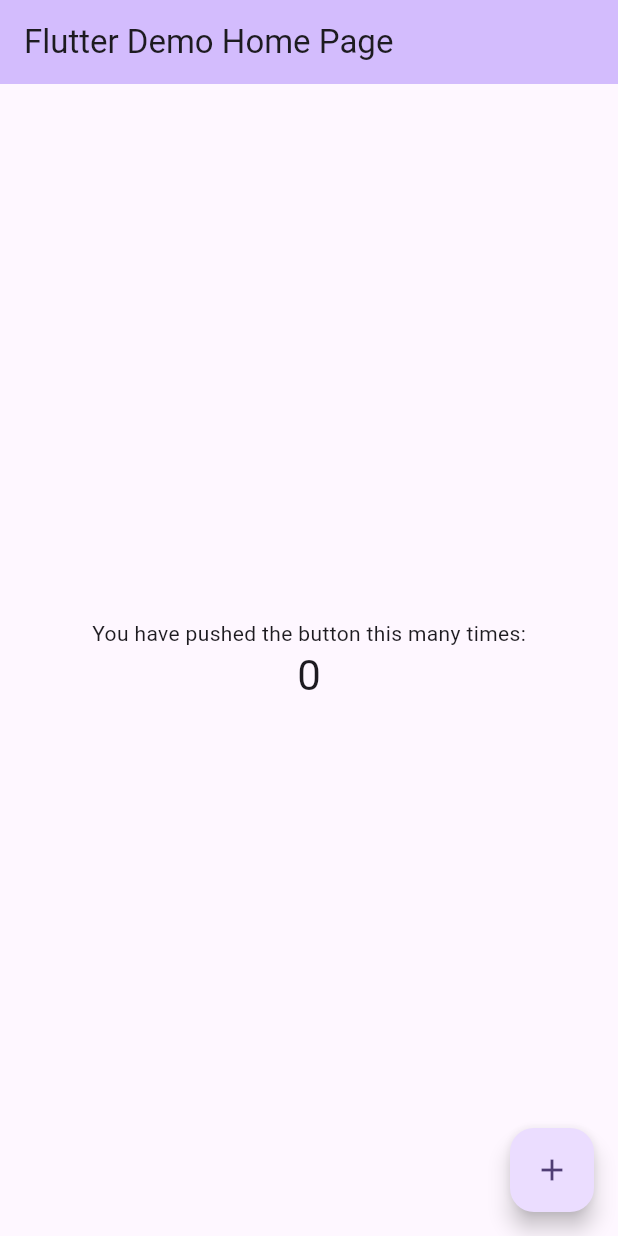
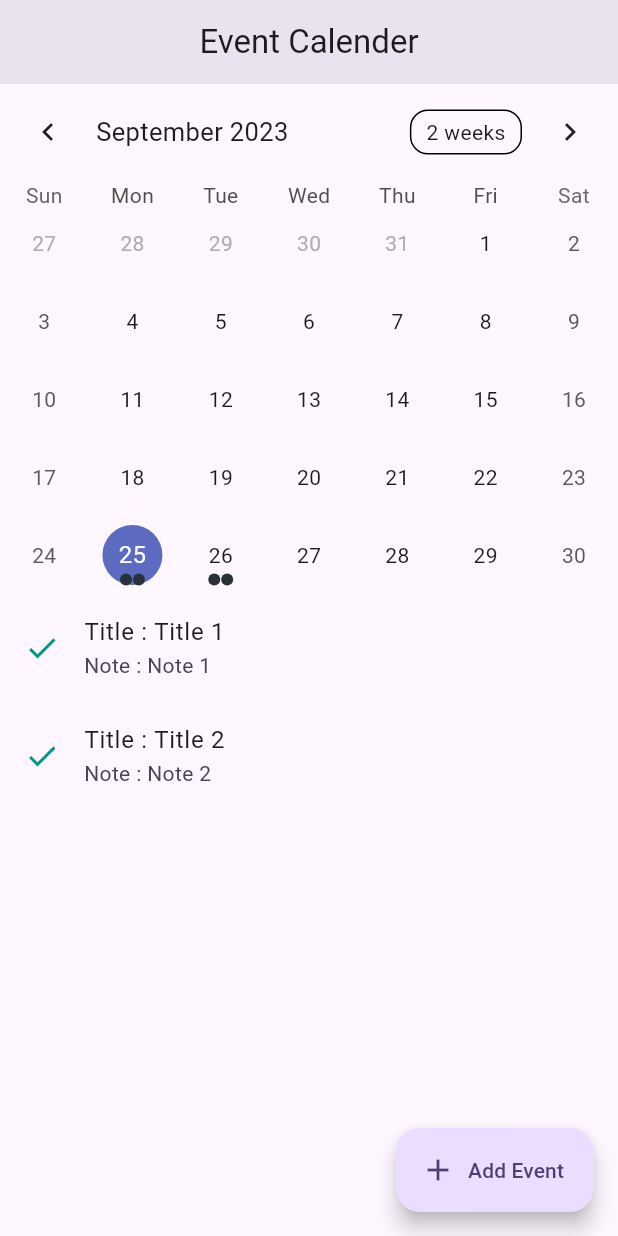
Before and after one commit to JayGandhi1709/event_calendar, a Flutter app: the screen it shows after launch, on a phone screen of 412 x 824 dp. Run offline on Flutter 3.47's test engine with Material 2 defaults, Android fonts, the phone set to English and light mode, and no system bars; drawn by our look-alikes of table_calendar.

Commit message:
first commit

```diff
--- a/lib/main.dart
+++ b/lib/main.dart
@@ -1,125 +1,6 @@
+import 'package:event_calendar/my_app.dart';
 import 'package:flutter/material.dart';
 
 void main() {
   runApp(const MyApp());
 }
-
-class MyApp extends StatelessWidget {
-  const MyApp({super.key});
-
-  // This widget is the root of your application.
-  @override
-  Widget build(BuildContext context) {
-    return MaterialApp(
-      title: 'Flutter Demo',
-      theme: ThemeData(
-        // This is the theme of your application.
-        //
-        // TRY THIS: Try running your application with "flutter run". You'll see
-        // the application has a blue toolbar. Then, without quitting the app,
-        // try changing the seedColor in the colorScheme below to Colors.green
-        // and then invoke "hot reload" (save your changes or press the "hot
-        // reload" button in a Flutter-supported IDE, or press "r" if you used
-        // the command line to start the app).
-        //
-        // Notice that the counter didn't reset back to zero; the application
-        // state is not lost during the reload. To reset the state, use hot
-        // restart instead.
-        //
-        // This works for code too, not just values: Most code changes can be
-        // tested with just a hot reload.
-        colorScheme: ColorScheme.fromSeed(seedColor: Colors.deepPurple),
-        useMaterial3: true,
-      ),
-      home: const MyHomePage(title: 'Flutter Demo Home Page'),
-    );
-  }
-}
-
-class MyHomePage extends StatefulWidget {
-  const MyHomePage({super.key, required this.title});
-
-  // This widget is the home page of your application. It is stateful, meaning
-  // that it has a State object (defined below) that contains fields that affect
-  // how it looks.
-
-  // This class is the configuration for the state. It holds the values (in this
-  // case the title) provided by the parent (in this case the App widget) and
-  // used by the build method of the State. Fields in a Widget subclass are
-  // always marked "final".
-
-  final String title;
-
-  @override
-  State<MyHomePage> createState() => _MyHomePageState();
-}
-
-class _MyHomePageState extends State<MyHomePage> {
-  int _counter = 0;
-
-  void _incrementCounter() {
-    setState(() {
-      // This call to setState tells the Flutter framework that something has
-      // changed in this State, which causes it to rerun the build method below
-      // so that the display can reflect the updated values. If we changed
-      // _counter without calling setState(), then the build method would not be
-      // called again, and so nothing would appear to happen.
-      _counter++;
-    });
-  }
-
-  @override
-  Widget build(BuildContext context) {
-    // This method is rerun every time setState is called, for instance as done
-    // by the _incrementCounter method above.
-    //
-    // The Flutter framework has been optimized to make rerunning build methods
-    // fast, so that you can just rebuild anything that needs updating rather
-    // than having to individually change instances of widgets.
-    return Scaffold(
-      appBar: AppBar(
-        // TRY THIS: Try changing the color here to a specific color (to
-        // Colors.amber, perhaps?) and trigger a hot reload to see the AppBar
-        // change color while the other colors stay the same.
-        backgroundColor: Theme.of(context).colorScheme.inversePrimary,
-        // Here we take the value from the MyHomePage object that was created by
-        // the App.build method, and use it to set our appbar title.
-        title: Text(widget.title),
-      ),
-      body: Center(
-        // Center is a layout widget. It takes a single child and positions it
-        // in the middle of the parent.
-        child: Column(
-          // Column is also a layout widget. It takes a list of children and
-          // arranges them vertically. By default, it sizes itself to fit its
-          // children horizontally, and tries to be as tall as its parent.
-          //
-          // Column has various properties to control how it sizes itself and
-          // how it positions its children. Here we use mainAxisAlignment to
-          // center the children vertically; the main axis here is the vertical
-          // axis because Columns are vertical (the cross axis would be
-          // horizontal).
-          //
-          // TRY THIS: Invoke "debug painting" (choose the "Toggle Debug Paint"
-          // action in the IDE, or press "p" in the console), to see the
-          // wireframe for each widget.
-          mainAxisAlignment: MainAxisAlignment.center,
-          children: <Widget>[
-            const Text(
-              'You have pushed the button this many times:',
-            ),
-            Text(
-              '$_counter',
-              style: Theme.of(context).textTheme.headlineMedium,
-            ),
-          ],
-        ),
-      ),
-      floatingActionButton: FloatingActionButton(
-        onPressed: _incrementCounter,
-        tooltip: 'Increment',
-        child: const Icon(Icons.add),
-      ), // This trailing comma makes auto-formatting nicer for build methods.
-    );
-  }
-}
--- /dev/null
+++ b/lib/my_app.dart
@@ -0,0 +1,35 @@
+import 'package:event_calendar/screens/home_screen.dart';
+import 'package:flutter/material.dart';
+
+class MyApp extends StatelessWidget {
+  const MyApp({super.key});
+
+  // This widget is the root of your application.
+  @override
+  Widget build(BuildContext context) {
+    return MaterialApp(
+      title: 'Event Calendar',
+      debugShowCheckedModeBanner: false,
+      theme: ThemeData(
+        // This is the theme of your application.
+        //
+        // TRY THIS: Try running your application with "flutter run". You'll see
+        // the application has a blue toolbar. Then, without quitting the app,
+        // try changing the seedColor in the colorScheme below to Colors.green
+        // and then invoke "hot reload" (save your changes or press the "hot
+        // reload" button in a Flutter-supported IDE, or press "r" if you used
+        // the command line to start the app).
+        //
+        // Notice that the counter didn't reset back to zero; the application
+        // state is not lost during the reload. To reset the state, use hot
+        // restart instead.
+        //
+        // This works for code too, not just values: Most code changes can be
+        // tested with just a hot reload.
+        colorScheme: ColorScheme.fromSeed(seedColor: Colors.deepPurple),
+        useMaterial3: true,
+      ),
+      home: const HomeScreen(),
+    );
+  }
+}
--- /dev/null
+++ b/lib/screens/home_screen.dart
@@ -0,0 +1,237 @@
+import 'dart:convert';
+
+import 'package:event_calendar/utils/show_snack_bar.dart';
+import 'package:flutter/material.dart';
+import 'package:intl/intl.dart';
+import 'package:table_calendar/table_calendar.dart';
+
+class HomeScreen extends StatefulWidget {
+  const HomeScreen({super.key});
+
+  @override
+  State<HomeScreen> createState() => _HomeScreenState();
+}
+
+class _HomeScreenState extends State<HomeScreen> {
+  CalendarFormat _calendarFormat = CalendarFormat.month;
+  DateTime _focusedDay = DateTime.now();
+  DateTime? _selectedDay;
+
+  final TextEditingController _titleController = TextEditingController();
+  final TextEditingController _noteController = TextEditingController();
+  final TextEditingController _categoryController = TextEditingController();
+
+  Map<String, List> mySelectedEvents = {};
+
+  @override
+  void initState() {
+    super.initState();
+    _selectedDay = _focusedDay;
+    loadEvents();
+  }
+
+  loadEvents() {
+    mySelectedEvents = {
+      "2023-09-25": [
+        {
+          "title": "Title 1",
+          "note": "Note 1",
+          "category": "Work",
+        },
+        {
+          "title": "Title 2",
+          "note": "Note 2",
+          "category": "Personal",
+        }
+      ],
+      "2023-09-26": [
+        {
+          "title": "Title 1",
+          "note": "Note 1",
+          "category": "Work",
+        },
+        {
+          "title": "Title 2",
+          "note": "Note 2",
+          "category": "Personal",
+        }
+      ]
+    };
+  }
+
+  List _listOfDayEvents(DateTime dateTime) {
+    if (mySelectedEvents[DateFormat('yyyy-MM-dd').format(dateTime)] != null) {
+      return mySelectedEvents[DateFormat('yyyy-MM-dd').format(dateTime!)]!;
+    } else {
+      return [];
+    }
+  }
+
+  _showAddEventDialog() async {
+    await showDialog(
+      context: context,
+      builder: (context) {
+        return Dialog.fullscreen(
+          child: Scaffold(
+            appBar: AppBar(
+              title: const Text('Add New Event'),
+              centerTitle: false,
+              automaticallyImplyLeading: false,
+              leading: IconButton(
+                onPressed: () => Navigator.of(context).pop(),
+                icon: const Icon(Icons.close),
+              ),
+              actions: <Widget>[
+                TextButton(
+                  onPressed: () {
+                    if (_titleController.text.isNotEmpty ||
+                        _noteController.text.isNotEmpty ||
+                        _categoryController.text.isNotEmpty) {
+                      if (mySelectedEvents[
+                              DateFormat('yyyy-MM-dd').format(_selectedDay!)] !=
+                          null) {
+                        mySelectedEvents[
+                                DateFormat('yyyy-MM-dd').format(_selectedDay!)]
+                            ?.add(
+                          {
+                            "title": _titleController.text,
+                            "note": _noteController.text,
+                            "category": _categoryController.text,
+                          },
+                        );
+                      } else {
+                        mySelectedEvents[
+                            DateFormat('yyyy-MM-dd').format(_selectedDay!)] = [
+                          {
+                            "title": _titleController.text,
+                            "note": _noteController.text,
+                            "category": _categoryController.text,
+                          }
+                        ];
+                      }
+                      setState(() {});
+                      print(
+                        "New Event for backend devloper ${json.encode(mySelectedEvents)}",
+                      );
+                      showSnackBar(context, 'New Event Added!');
+                      Navigator.of(context).pop();
+                      _titleController.clear();
+                      _noteController.clear();
+                      _categoryController.clear();
+                    } else {
+                      showSnackBar(
+                          context, 'Please All Field Must Not Be Empty!');
+                    }
+                  },
+                  child: const Text('Save'),
+                ),
+              ],
+            ),
+            body: Padding(
+              padding: const EdgeInsets.all(16.0),
+              child: Column(
+                children: <Widget>[
+                  TextField(
+                    controller: _titleController,
+                    decoration: const InputDecoration(
+                      border: OutlineInputBorder(),
+                      label: Text("Title"),
+                    ),
+                  ),
+                  const SizedBox(height: 20),
+                  TextField(
+                    controller: _noteController,
+                    decoration: const InputDecoration(
+                      border: OutlineInputBorder(),
+                      label: Text("Note"),
+                    ),
+                  ),
+                  const SizedBox(height: 20),
+                  TextField(
+                    controller: _categoryController,
+                    decoration: const InputDecoration(
+                      border: OutlineInputBorder(),
+                      label: Text("Categoty"),
+                    ),
+                  ),
+                ],
+              ),
+            ),
+          ),
+        );
+      },
+    );
+  }
+
+  @override
+  Widget build(BuildContext context) {
+    return Scaffold(
+      appBar: AppBar(
+        title: const Text("Event Calender"),
+        centerTitle: true,
+        elevation: 10,
+      ),
+      body: Column(
+        children: [
+          TableCalendar(
+            focusedDay: _focusedDay,
+            firstDay: DateTime(2023),
+            lastDay: DateTime(2090),
+            calendarFormat: _calendarFormat,
+            // On Other Day Select
+            onDaySelected: (selectedDay, focusedDay) {
+              if (!isSameDay(_selectedDay, selectedDay)) {
+                // Call `setState()` when updating the selected day
+                setState(() {
+                  _selectedDay = selectedDay;
+                  _focusedDay = focusedDay;
+                });
+              }
+            },
+            selectedDayPredicate: (day) {
+              // Use `selectedDayPredicate` to determine which day is currently selected.
+              // If this returns true, then `day` will be marked as selected.
+
+              // Using `isSameDay` is recommended to disregard
+              // the time-part of compared DateTime objects.
+              return isSameDay(_selectedDay, day);
+            },
+
+            // For Calendar Format Chanage
+            onFormatChanged: (format) {
+              if (_calendarFormat != format) {
+                // Call `setState()` when updating calendar format
+                setState(() {
+                  _calendarFormat = format;
+                });
+              }
+            },
+
+            onPageChanged: (focusedDay) {
+              // No need to call `setState()` here
+              _focusedDay = focusedDay;
+            },
+
+            // Event Load
+            eventLoader: _listOfDayEvents,
+          ),
+          ..._listOfDayEvents(_selectedDay!).map((myEvents) {
+            return ListTile(
+              leading: const Icon(
+                Icons.done,
+                color: Colors.teal,
+              ),
+              title: Text("Title : ${myEvents['title']}"),
+              subtitle: Text("Note : ${myEvents['note']}"),
+            );
+          })
+        ],
+      ),
+      floatingActionButton: FloatingActionButton.extended(
+        onPressed: () => _showAddEventDialog(),
+        icon: const Icon(Icons.add),
+        label: const Text("Add Event"),
+      ),
+    );
+  }
+}
--- /dev/null
+++ b/lib/utils/show_snack_bar.dart
@@ -0,0 +1,9 @@
+import 'package:flutter/material.dart';
+
+void showSnackBar(BuildContext context, String title) {
+  ScaffoldMessenger.of(context).showSnackBar(
+    SnackBar(
+      content: Text(title),
+    ),
+  );
+}
--- a/pubspec.yaml
+++ b/pubspec.yaml
@@ -35,6 +35,7 @@ dependencies:
   # The following adds the Cupertino Icons font to your application.
   # Use with the CupertinoIcons class for iOS style icons.
   cupertino_icons: ^1.0.2
+  table_calendar: ^3.0.9
 
 dev_dependencies:
   flutter_test:
```
Also changed, not shown: lib/widget/calender_widget.dart (added, +26 -0 lines), pubspec.lock, 1 other file.
